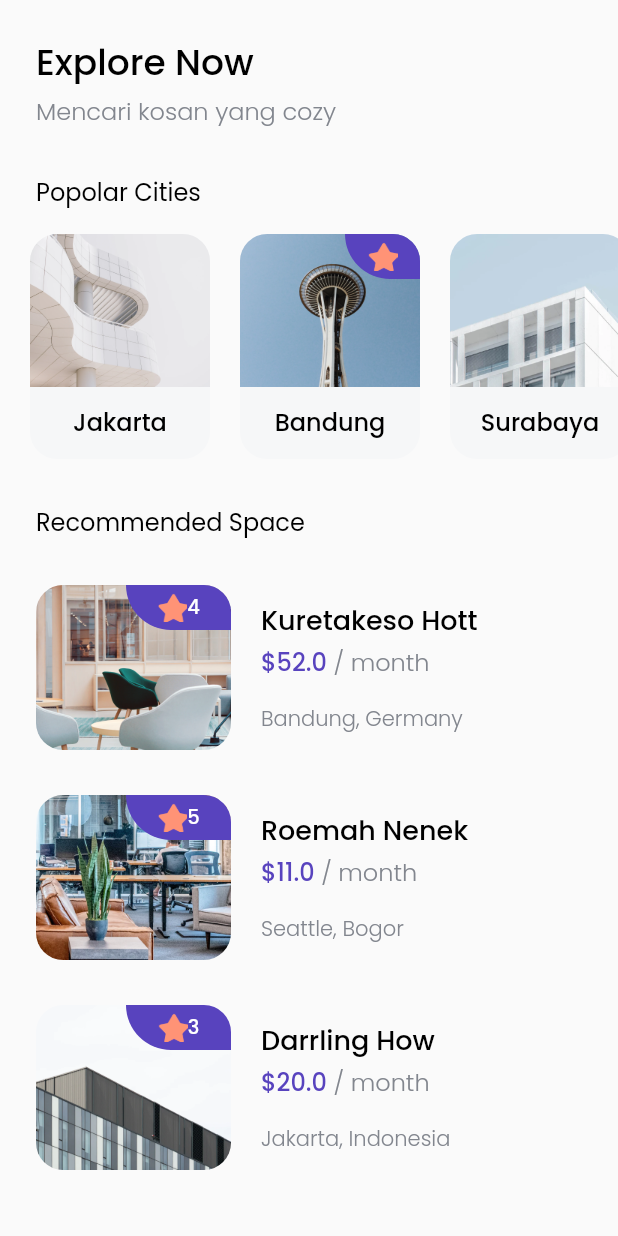
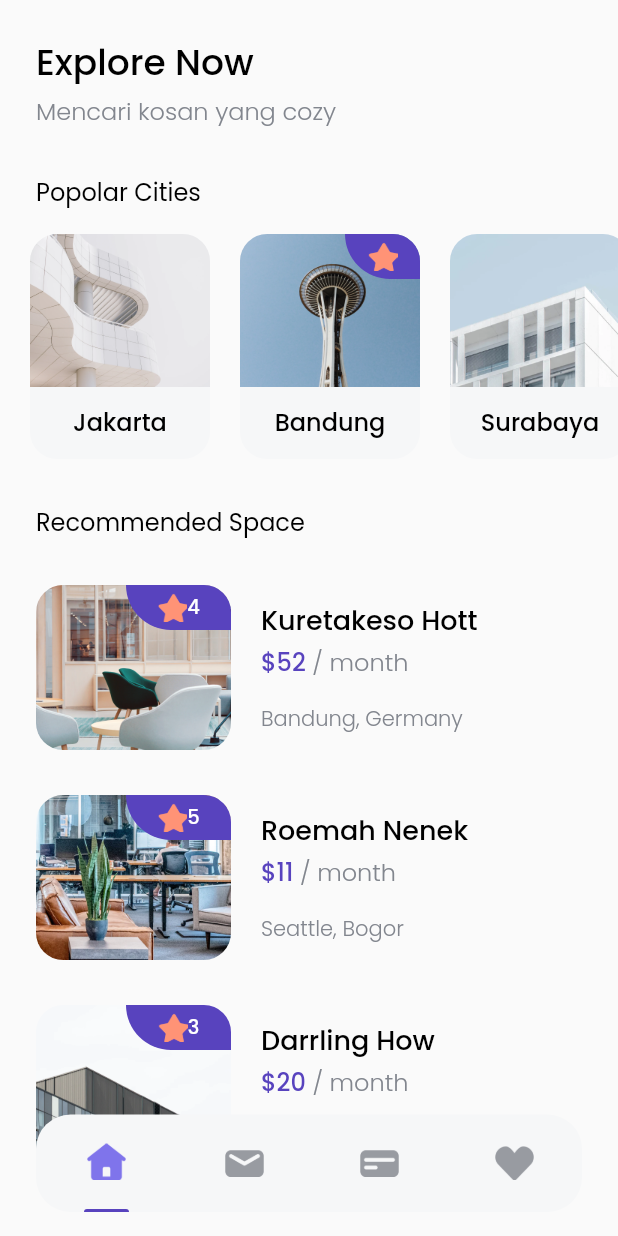
Before and after one commit to magerngoding/Kost-App, a Flutter app: the HomePage screen opened directly, on a phone screen of 412 x 824 dp. Run offline on Flutter 3.47's test engine with Material 2 defaults, Android fonts, the phone set to English and light mode, and no system bars; our stand-ins replace google_fonts.

Commit message:
2 commit

```diff
--- a/lib/pages/home_page.dart
+++ b/lib/pages/home_page.dart
@@ -2,6 +2,7 @@
 
 import 'package:flutter/material.dart';
 import 'package:kost_app/shared/theme.dart';
+import 'package:kost_app/widget/bottom_navbar_item.dart';
 import 'package:kost_app/widget/city_card.dart';
 import 'package:kost_app/widget/space_card.dart';
 import 'package:kost_app/widget/tips_card.dart';
@@ -14,10 +15,11 @@ class HomePage extends StatelessWidget {
     return Scaffold(
       body: SafeArea(
         bottom: false,
-        child: Padding(
-          padding: EdgeInsets.symmetric(vertical: edge),
         child: ListView(
           children: [
+            SizedBox(
+              height: edge,
+            ),
             // NOTE l TITLE/HEADER
             Padding(
               padding: EdgeInsets.only(left: edge),
@@ -193,11 +195,41 @@ class HomePage extends StatelessWidget {
                   ),
                 ],
               ),
-              )
+            ),
+            SizedBox(
+              height: 50 + 35,
+            ),
           ],
         ),
       ),
+      floatingActionButton: Container(
+        height: 65,
+        width: MediaQuery.of(context).size.width - (2 * edge),
+        margin: EdgeInsets.symmetric(horizontal: edge),
+        decoration: BoxDecoration(
+          color: Color(0xffF6F7F8),
+          borderRadius: BorderRadius.circular(23),
         ),
+        child: Row(
+          mainAxisAlignment: MainAxisAlignment.spaceAround,
+          children: [
+            BottomNavbarItem(
+              imageUrl: 'assets/icon_home.png',
+              isActive: true,
+            ),
+            BottomNavbarItem(
+              imageUrl: 'assets/icon_email.png',
+            ),
+            BottomNavbarItem(
+              imageUrl: 'assets/icon_card.png',
+            ),
+            BottomNavbarItem(
+              imageUrl: 'assets/icon_love.png',
+            ),
+          ],
+        ),
+      ),
+      floatingActionButtonLocation: FloatingActionButtonLocation.centerFloat,
     );
   }
 }
--- /dev/null
+++ b/lib/widget/bottom_navbar_item.dart
@@ -0,0 +1,40 @@
+// ignore_for_file: prefer_const_constructors
+
+import 'package:flutter/material.dart';
+import 'package:kost_app/shared/theme.dart';
+
+class BottomNavbarItem extends StatelessWidget {
+  final String imageUrl;
+  final bool isActive;
+
+  BottomNavbarItem({
+    required this.imageUrl,
+    this.isActive = false,
+  });
+
+  @override
+  Widget build(BuildContext context) {
+    return Column(
+      children: [
+        Spacer(),
+        Image.asset(
+          imageUrl,
+          width: 26,
+        ),
+        Spacer(),
+        isActive
+            ? Container(
+                width: 30,
+                height: 2,
+                decoration: BoxDecoration(
+                  color: purpleColor,
+                  borderRadius: BorderRadius.vertical(
+                    top: Radius.circular(1000),
+                  ),
+                ),
+              )
+            : Container(),
+      ],
+    );
+  }
+}
--- a/lib/widget/space_card.dart
+++ b/lib/widget/space_card.dart
@@ -1,13 +1,14 @@
 // ignore_for_file: sized_box_for_whitespace, prefer_const_constructors
 
 import 'package:flutter/material.dart';
+import 'package:kost_app/pages/detail_page.dart';
 import 'package:kost_app/shared/theme.dart';
 
 class SpaceCard extends StatelessWidget {
   final int id;
   final String name;
   final String imageUrl;
-  final double price;
+  final int price;
   final String city;
   final String country;
   final int rating;
@@ -24,7 +25,16 @@ class SpaceCard extends StatelessWidget {
 
   @override
   Widget build(BuildContext context) {
-    return Row(
+    return InkWell(
+      onTap: () {
+        Navigator.push(
+          context,
+          MaterialPageRoute(
+            builder: (context) => DetailPage(),
+          ),
+        );
+      },
+      child: Row(
         children: [
           ClipRRect(
             borderRadius: BorderRadius.circular(18),
@@ -45,7 +55,8 @@ class SpaceCard extends StatelessWidget {
                         color: purpleColor,
                         borderRadius: BorderRadius.only(
                           bottomLeft: Radius.circular(36),
-                        )),
+                        ),
+                      ),
                       child: Row(
                         mainAxisAlignment: MainAxisAlignment.center,
                         children: [
@@ -109,6 +120,7 @@ class SpaceCard extends StatelessWidget {
             ],
           )
         ],
+      ),
     );
   }
 }
```
Also changed, not shown: lib/pages/detail_page.dart (added, +149 -0 lines), assets/btn_wishlist.png, assets/cover.png (added), assets/icon_card.png (added), assets/icon_email.png (added), assets/icon_home.png (added), assets/icon_love.png (added). Lines whose indentation alone changed are shown as unchanged.
